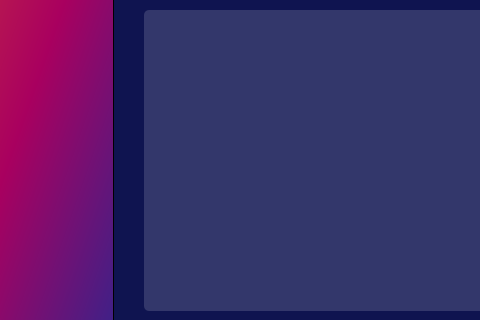
First picture: the form in search_window.ui, repository alicedeni/py-project, before the edit; both pictures show x 96 to 576 and y 140 to 460 of the 800 by 600 pixel window.
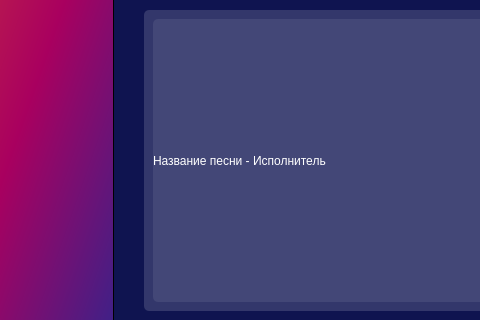
Second picture: the form after the edit. Icons and pictures are not drawn.

```diff
--- a/search_window.ui
+++ b/search_window.ui
@@ -152,6 +152,15 @@
        <height>301</height>
       </rect>
      </property>
+                <layout class="QVBoxLayout" name="verticalLayout">
+                <item>
+                        <widget class="QLabel" name="song_label">
+                        <property name="text">
+                                <string>Название песни - Исполнитель</string>
+                        </property>
+                        </widget>
+                </item>
+                </layout>
     </widget>
    </widget>
    <widget class="QFrame" name="frame_6">
```
Left out of the diff: 6 changed lines with no effect on the pictures. Lines whose indentation alone changed are shown as unchanged.
